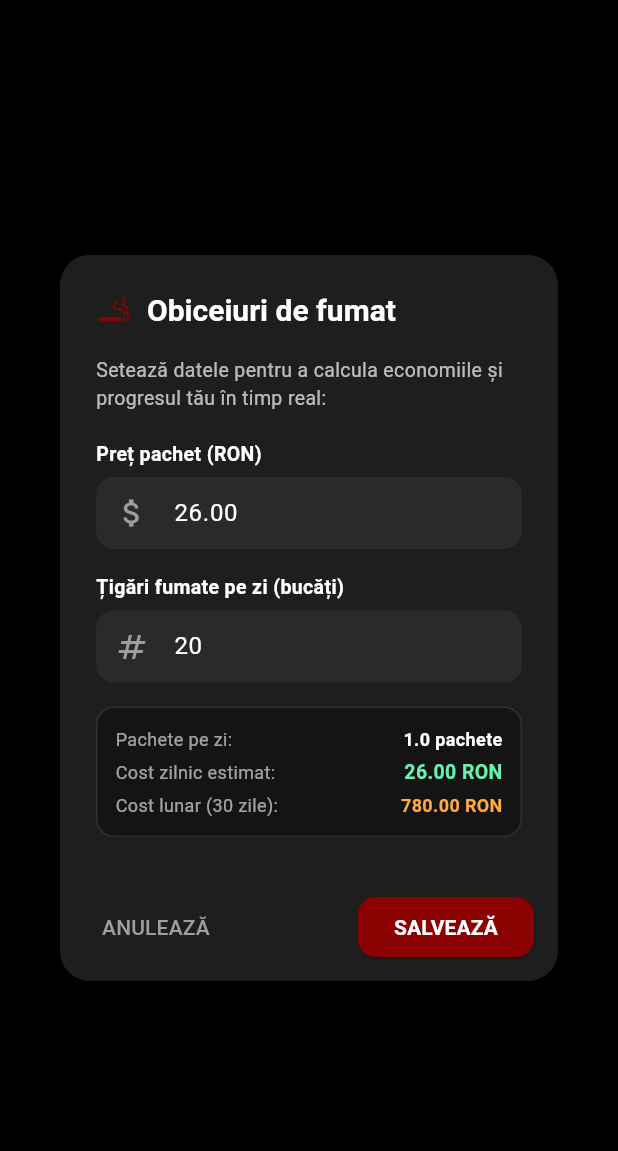
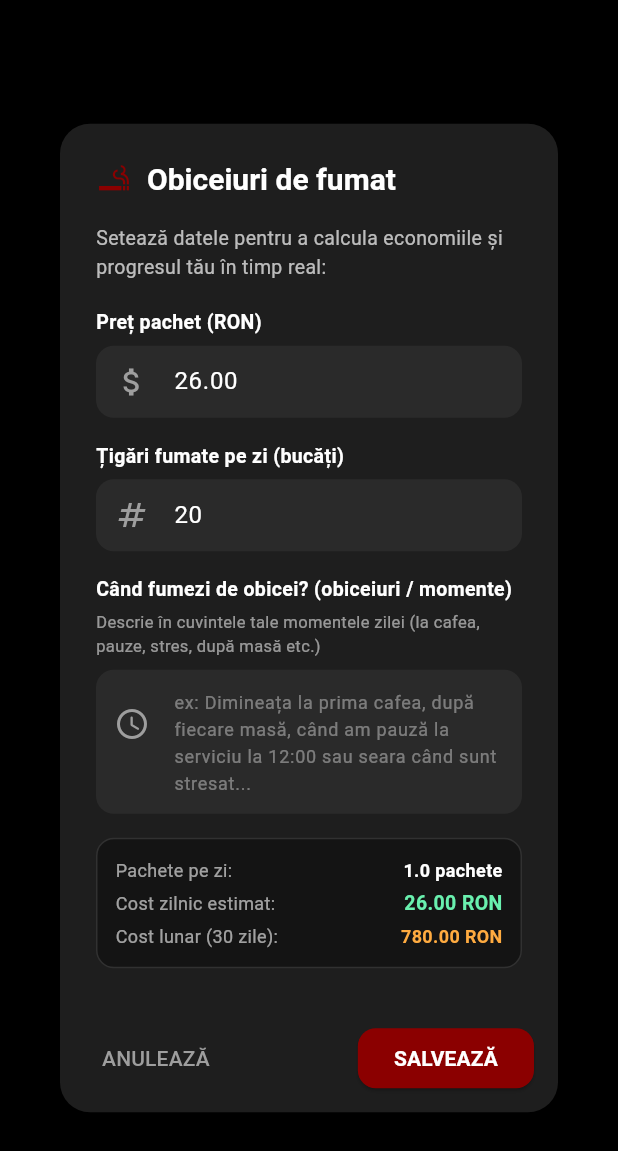
Before and after one commit to vladbrata/-flutter-quit-smoking-tracker, a Flutter app: the QuestionDialog widget shown alone on an empty page, opened directly, on a phone screen of 412 x 824 dp. Shown: the top 1151 px of the screen. Run offline on Flutter 3.47's test engine with Material 3 defaults, Android fonts, the phone set to English and light mode, and no system bars; our stand-ins replace cloud_firestore, firebase_auth, firebase_core, shared_preferences; accounts and stored records are empty; generated files the repository leaves out were written again.

Commit message:
feat: collect and persist natural language smoking habits data in database

```diff
--- a/flutter_quit_smoking/lib/widgets/question_dialog.dart
+++ b/flutter_quit_smoking/lib/widgets/question_dialog.dart
@@ -3,11 +3,13 @@ import 'package:flutter/material.dart';
 class QuestionDialog extends StatefulWidget {
   final double? initialPrice;
   final int? initialCigarettesPerDay;
+  final String? initialSmokingRoutine;
 
   const QuestionDialog({
     super.key,
     this.initialPrice,
     this.initialCigarettesPerDay,
+    this.initialSmokingRoutine,
   });
 
   @override
@@ -17,6 +19,7 @@ class QuestionDialog extends StatefulWidget {
 class _QuestionDialogState extends State<QuestionDialog> {
   late TextEditingController _priceController;
   late TextEditingController _cigarettesController;
+  late TextEditingController _routineController;
 
   double _packPrice = 0.0;
   int _cigarettesPerDay = 20;
@@ -33,12 +36,16 @@ class _QuestionDialogState extends State<QuestionDialog> {
     _cigarettesController = TextEditingController(
       text: _cigarettesPerDay > 0 ? _cigarettesPerDay.toString() : "",
     );
+    _routineController = TextEditingController(
+      text: widget.initialSmokingRoutine ?? "",
+    );
   }
 
   @override
   void dispose() {
     _priceController.dispose();
     _cigarettesController.dispose();
+    _routineController.dispose();
     super.dispose();
   }
 
@@ -67,6 +74,7 @@ class _QuestionDialogState extends State<QuestionDialog> {
       'cigarettesPerDay': cigs,
       'packsPerDay': packsPerDay,
       'dailyCost': dailyCost,
+      'smokingRoutine': _routineController.text.trim(),
     });
   }
 
@@ -164,6 +172,43 @@ class _QuestionDialogState extends State<QuestionDialog> {
             ),
             const SizedBox(height: 16),
 
+            // Când fumezi de obicei? (Limbaj natural)
+            const Text(
+              "Când fumezi de obicei? (obiceiuri / momente)",
+              style: TextStyle(color: Colors.white, fontWeight: FontWeight.w600, fontSize: 13),
+            ),
+            const SizedBox(height: 4),
+            const Text(
+              "Descrie în cuvintele tale momentele zilei (la cafea, pauze, stres, după masă etc.)",
+              style: TextStyle(color: Colors.white54, fontSize: 11),
+            ),
+            const SizedBox(height: 8),
+            Container(
+              decoration: BoxDecoration(
+                color: const Color(0xFF2A2A2A),
+                borderRadius: BorderRadius.circular(12),
+              ),
+              child: TextField(
+                controller: _routineController,
+                keyboardType: TextInputType.multiline,
+                minLines: 2,
+                maxLines: 4,
+                textCapitalization: TextCapitalization.sentences,
+                style: const TextStyle(color: Colors.white, fontSize: 13),
+                decoration: const InputDecoration(
+                  hintText: "ex: Dimineața la prima cafea, după fiecare masă, când am pauză la serviciu la 12:00 sau seara când sunt stresat...",
+                  hintStyle: TextStyle(color: Colors.white38, fontSize: 12),
+                  prefixIcon: Padding(
+                    padding: EdgeInsets.only(bottom: 24),
+                    child: Icon(Icons.schedule_rounded, color: Colors.grey),
+                  ),
+                  border: InputBorder.none,
+                  contentPadding: EdgeInsets.symmetric(horizontal: 16, vertical: 12),
+                ),
+              ),
+            ),
+            const SizedBox(height: 16),
+
             // Card rezumat estimări
             Container(
               padding: const EdgeInsets.all(12),
```
Also changed, not shown: flutter_quit_smoking/lib/pages/counter_page.dart (+19 -0 lines), flutter_quit_smoking/lib/services/database_service.dart (+26 -5 lines), 1 other file.
